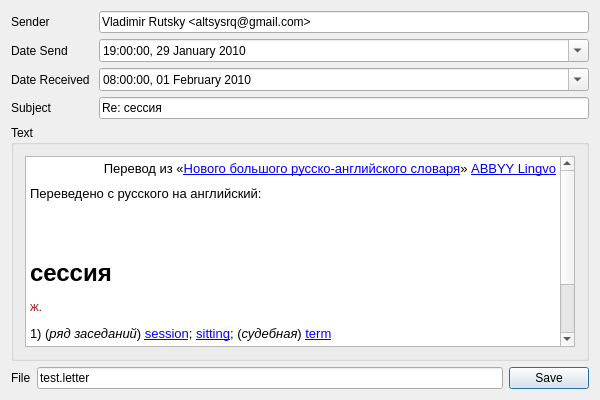
This is Modern_technologies/Qt/MailComposer/composerdialog.ui in rutsky/semester07 as Qt 5 draws it before an edit. The edited form follows.
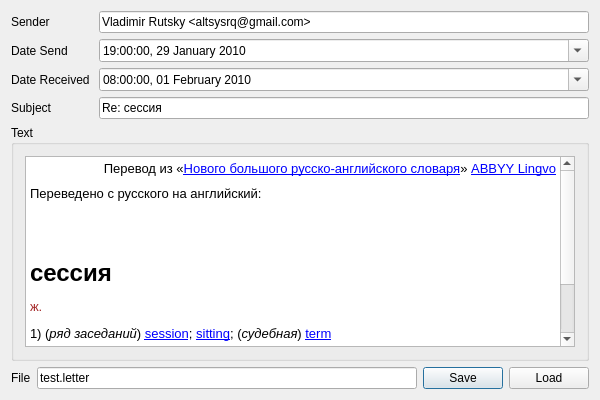
This is the edited form.

Diff of the .ui file:
```diff
--- a/Modern_technologies/Qt/MailComposer/composerdialog.ui
+++ b/Modern_technologies/Qt/MailComposer/composerdialog.ui
@@ -176,6 +176,13 @@
        </property>
       </widget>
      </item>
+     <item>
+      <widget class="QPushButton" name="loadButton">
+       <property name="text">
+        <string>Load</string>
+       </property>
+      </widget>
+     </item>
     </layout>
    </item>
   </layout>
```
